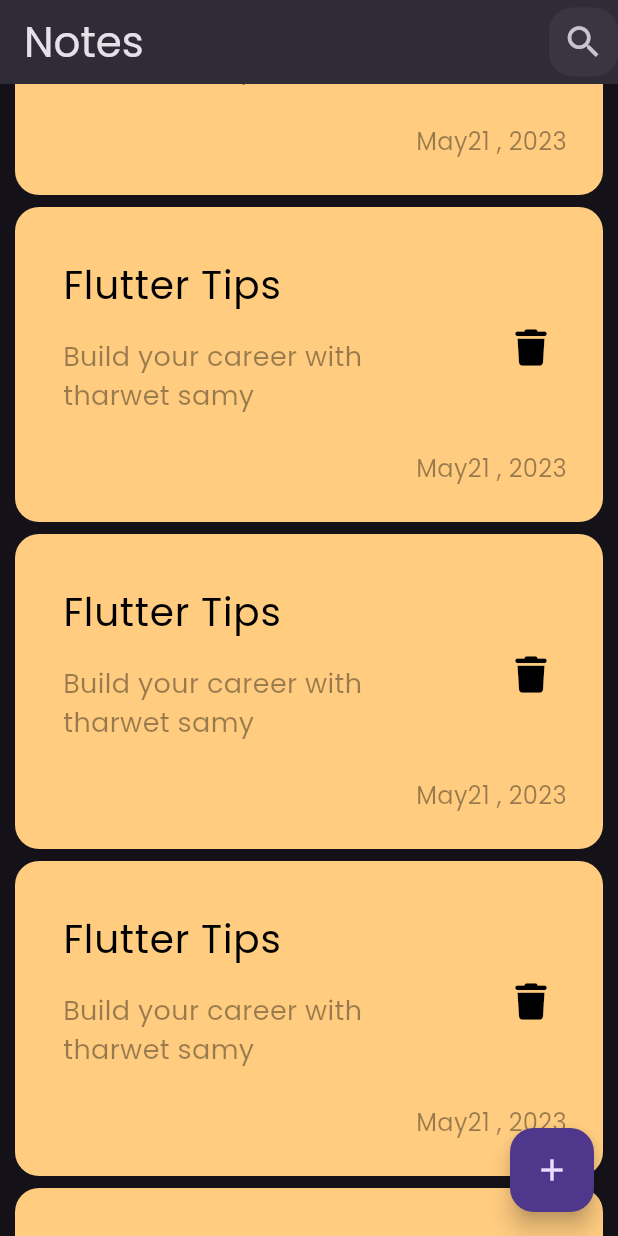
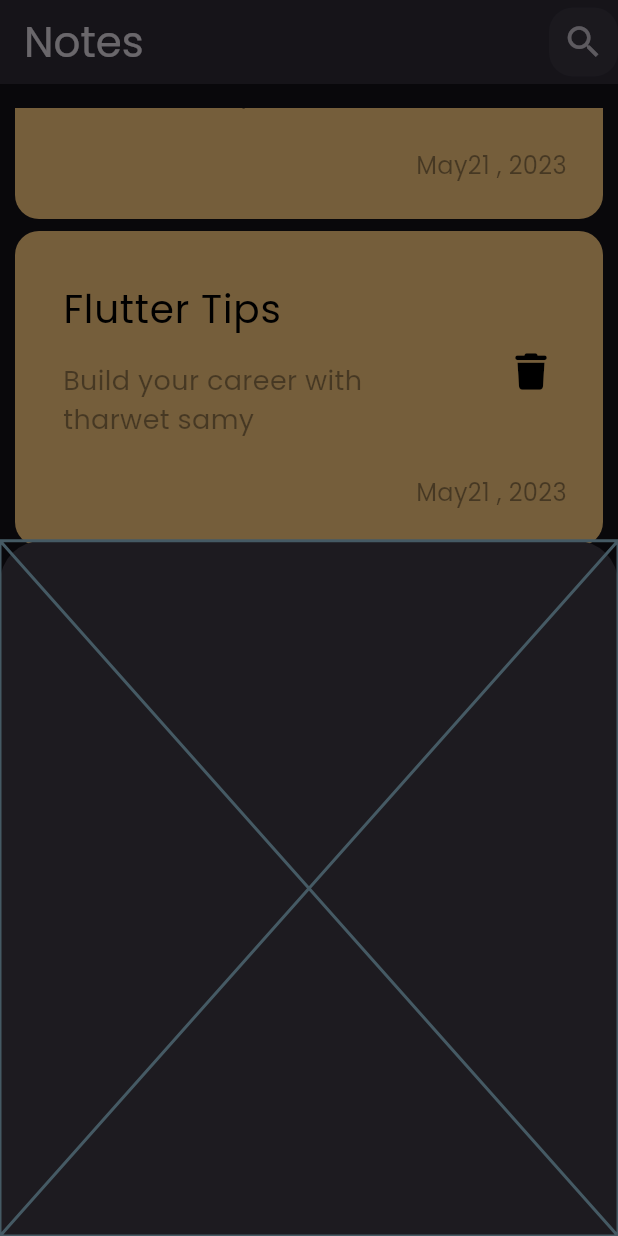
Before and after one commit to Elgammal1299/Notes-App, a Flutter app: the screen it shows after launch, scrolled down 576 dp, after a tap on the "add" icon, on a phone screen of 412 x 824 dp. Run offline on Flutter 3.47's test engine with Material 3 defaults, Android fonts, the phone set to English and light mode, and no system bars; our stand-ins replace font_awesome_flutter.

Commit message:
add note botton sheet

```diff
--- a/lib/view/notes_view.dart
+++ b/lib/view/notes_view.dart
@@ -1,4 +1,5 @@
 import 'package:flutter/material.dart';
+import 'package:flutter_application_1/widget/add_note_botton_sheet.dart';
 import 'package:flutter_application_1/widget/cearch_icon_appbar.dart';
 import 'package:flutter_application_1/widget/notes_view_body.dart';
 
@@ -22,7 +23,13 @@ class NotesView extends StatelessWidget {
       ),
       body: const NotesViewBody(),
       floatingActionButton: FloatingActionButton(
-        onPressed: () {},
+        onPressed: () {
+          showModalBottomSheet(
+              context: context,
+              builder: (context) {
+                return const AppNoteBottonSheet();
+              });
+        },
         child: const Icon(Icons.add),
       ),
     );
--- /dev/null
+++ b/lib/widget/add_note_botton_sheet.dart
@@ -0,0 +1,10 @@
+import 'package:flutter/material.dart';
+
+class AppNoteBottonSheet extends StatelessWidget {
+  const AppNoteBottonSheet({super.key});
+
+  @override
+  Widget build(BuildContext context) {
+    return const Placeholder();
+  }
+}
--- a/lib/widget/notes_view_body.dart
+++ b/lib/widget/notes_view_body.dart
@@ -8,11 +8,14 @@ class NotesViewBody extends StatelessWidget {
 
   @override
   Widget build(BuildContext context) {
-    return ListView.builder(
-      itemCount: 10,
-      itemBuilder: ((context, index) {
-        return const NoteItem();
-      }),
+    return Padding(
+      padding: const EdgeInsets.symmetric(vertical: 16),
+      child: ListView.builder(
+        itemCount: 10,
+        itemBuilder: ((context, index) {
+          return const NoteItem();
+        }),
+      ),
     );
   }
 }
```
